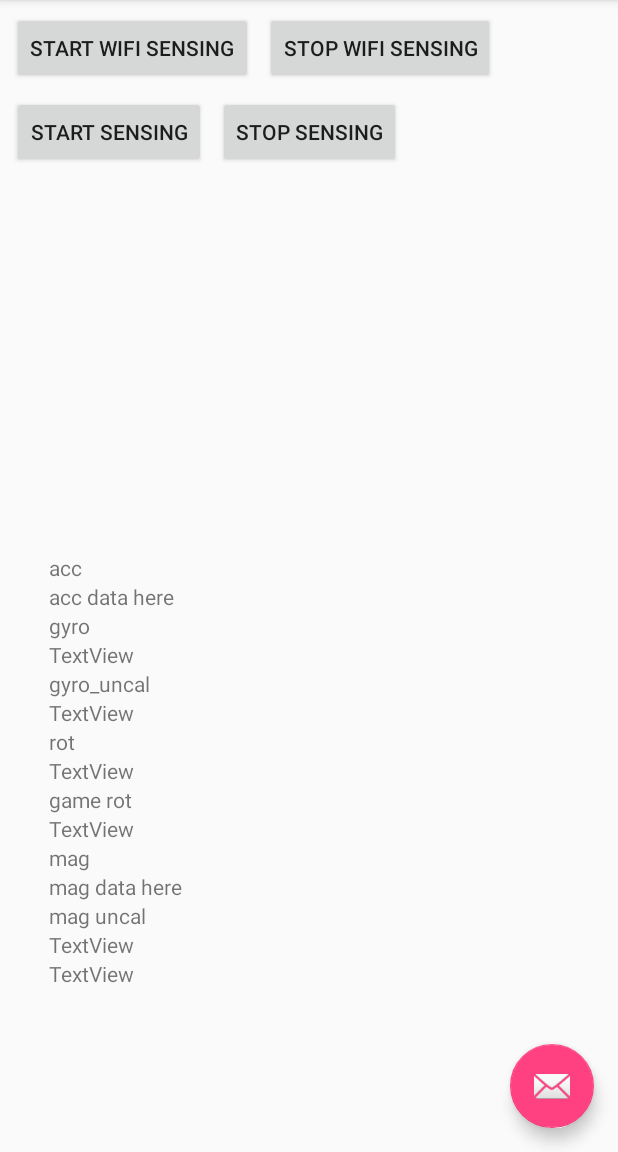
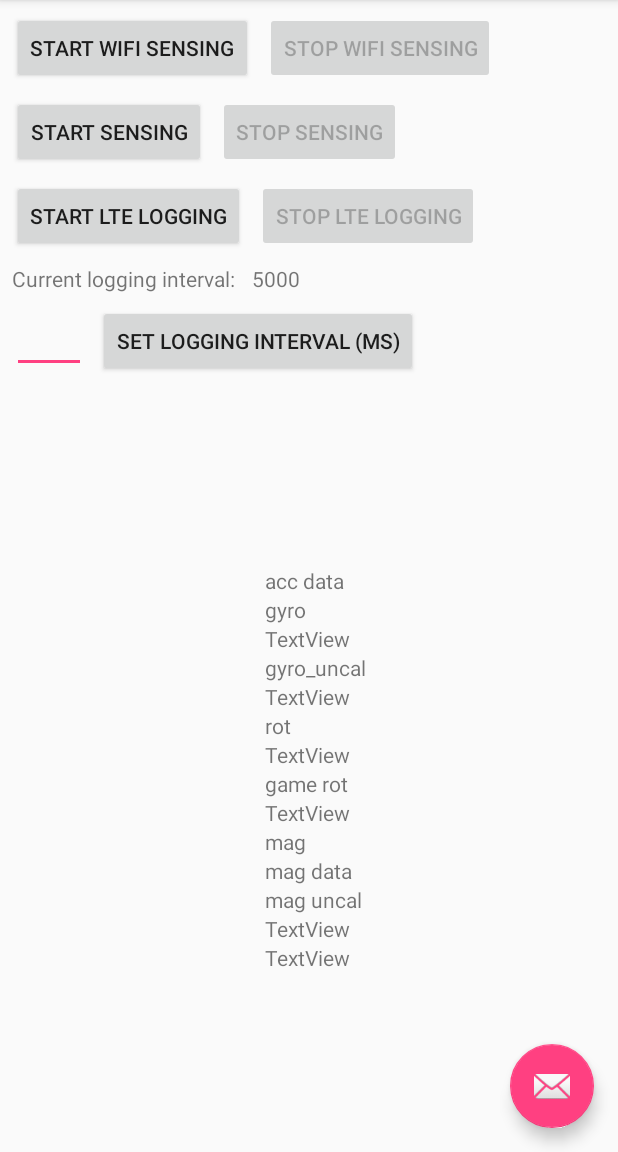
Before and after one commit to skoubya/WiFiLTEGPSLogger, an Android app: the screen it shows after launch (MainActivity), on a phone screen of 412 x 824 dp, the part 84-1236 px from its top. Run offline under Robolectric (Android 15) with nearby library versions, the phone set to English and light mode, and no system bars.

Commit message:
1. added LTE logging part with interval setting TODO: 1. ping log collection 2. iperf log collection to resolve: currently cannot set logging interval for sensing and WiFi, since they are implemented based on listeners

```diff
--- a/app/src/main/java/com/lenss/yzeng/wifilogger/MainActivity.java
+++ b/app/src/main/java/com/lenss/yzeng/wifilogger/MainActivity.java
@@ -22,6 +22,7 @@ import android.view.View;
 import android.view.Menu;
 import android.view.MenuItem;
 import android.widget.Button;
+import android.widget.EditText;
 import android.widget.TextView;
 import android.widget.Toast;
 
@@ -36,10 +37,15 @@ import java.util.Date;
 
 public class MainActivity extends AppCompatActivity implements SensorEventListener2 {
 
-    private Button startbtn;
-    private Button stopbtn;
-    private Button testBtn;
-    private Button button2;
+    private Button startWifiBtn;
+    private Button stopWifiBtn;
+    private Button startSenseBtn;
+    private Button stopSenseBtn;
+    private Button startLteBtn;
+    private Button stopLteBtn;
+    private TextView intervalTextView;
+    private TextView intervalEditView;
+    private Button setFreqBtn;
     private static int count = 0;
 
     private TextView mag_data;
@@ -66,84 +72,98 @@ public class MainActivity extends AppCompatActivity implements SensorEventListen
                         .setAction("Action", null).show();
             }
         });
-        startbtn = findViewById(R.id.startBtn);
+        startWifiBtn = (Button)findViewById(R.id.startWifiBtn);
+        stopWifiBtn = (Button)findViewById(R.id.stopWifiBtn);
+        stopWifiBtn.setEnabled(false);
 
-        stopbtn = findViewById(R.id.stopBtn);
-        //stopbtn.setVisibility(View.GONE);
-        testBtn = findViewById(R.id.test);
-        button2 = findViewById(R.id.button2);
+        startSenseBtn = (Button)findViewById(R.id.startSenseBtn);
+        stopSenseBtn = (Button)findViewById(R.id.stopSenseBtn);
+        stopSenseBtn.setEnabled(false);
 
-        button2.setOnClickListener(new View.OnClickListener() {
+        startLteBtn = (Button)findViewById(R.id.startLteBtn);
+        stopLteBtn = (Button)findViewById(R.id.stopLteBtn);
+        stopLteBtn.setEnabled(false);
+
+        setFreqBtn=(Button)findViewById(R.id.setFreqBtn);
+        setFreqBtn.setOnClickListener(new View.OnClickListener() {
             @Override
             public void onClick(View v) {
-                Toast.makeText(MainActivity.this, "stopping the sensor service thread", Toast.LENGTH_SHORT).show();
-                stopService(new Intent(MainActivity.this, SensorLogService.class));
+                intervalTextView.setText(intervalEditView.getText());
+                Toast.makeText(MainActivity.this, "logging interval set to "+intervalTextView.getText(), Toast.LENGTH_SHORT);
             }
         });
+
+        intervalTextView=(TextView)findViewById(R.id.intervalTextView);
+        intervalEditView=(EditText)findViewById(R.id.editFreqText);
 
         mag_data = ((TextView)findViewById(R.id.mag_data));
         mag_data.setText("mag data here");
         acc_data = ((TextView)findViewById(R.id.acc_data));
         acc_data.setText("acc data here");
 
-        startbtn.setOnClickListener(new View.OnClickListener(){
+        startWifiBtn.setOnClickListener(new View.OnClickListener(){
             @Override
             public void onClick(View view) {
 
-                Toast.makeText(MainActivity.this, "entering the service thread!", Toast.LENGTH_SHORT).show();
-                startService(new Intent(MainActivity.this, WiFiLogService.class));
-//                fOut = setupFile();
-//                if (fOut == null){
-//                    Toast.makeText(MainActivity.this, "get a null fOut!", Toast.LENGTH_SHORT);
-//                    System.out.println("get a null fOut!");
-//                }
-//                myOutWriter = new OutputStreamWriter(fOut);
-//
-//                logger = new WifiLogger(myOutWriter);
-//                Toast.makeText(MainActivity.this, "starting the service thread", Toast.LENGTH_SHORT).show();
-//                logger.start();
-                //startbtn.setVisibility(View.GONE);
-                //stopbtn.setVisibility(View.VISIBLE);
+                Toast.makeText(MainActivity.this, "entering wifi logging thread!", Toast.LENGTH_SHORT).show();
+                Intent serviceIntent=new Intent(MainActivity.this, WiFiLogService.class);
+                serviceIntent.putExtra("interval", Integer.valueOf(intervalTextView.getText().toString()));
+                startService(serviceIntent);
+                startWifiBtn.setEnabled(false);
+                stopWifiBtn.setEnabled(true);
             }
         });
 
-        stopbtn.setOnClickListener(new View.OnClickListener(){
+        stopWifiBtn.setOnClickListener(new View.OnClickListener(){
             @Override
             public void onClick(View view) {
-                Toast.makeText(MainActivity.this, "stopping the service thread", Toast.LENGTH_SHORT).show();
+                Toast.makeText(MainActivity.this, "stopping wifi logging thread", Toast.LENGTH_SHORT).show();
                 stopService(new Intent(MainActivity.this, WiFiLogService.class));
-//                logger.interrupt();
-//
-//                try {
-//                    myOutWriter.flush();
-//                    myOutWriter.close();
-//                    fOut.flush();
-//                    fOut.close();
-//                }catch (IOException e){
-//                    e.printStackTrace();
-//                }
-//
-                //startbtn.setVisibility(View.VISIBLE);
-                //stopbtn.setVisibility(View.GONE);
+                stopWifiBtn.setEnabled(false);
+                startWifiBtn.setEnabled(true);
             }
         });
 
-        testBtn.setOnClickListener(new View.OnClickListener() {
+        startSenseBtn.setOnClickListener(new View.OnClickListener() {
             @Override
             public void onClick(View v) {
                 // start a service
-                Toast.makeText(MainActivity.this, "entering the sensor service thread!", Toast.LENGTH_SHORT).show();
+                Toast.makeText(MainActivity.this, "entering sensor logging thread!", Toast.LENGTH_SHORT).show();
                 startService(new Intent(MainActivity.this, SensorLogService.class));
-                // call main activity handler and show them in ui
-//                isRunning = true;
-//
-//                manager.registerListener(MainActivity.this, manager.getDefaultSensor(Sensor.TYPE_ACCELEROMETER), SensorManager.SENSOR_DELAY_NORMAL);
-//                manager.registerListener(MainActivity.this, manager.getDefaultSensor(Sensor.TYPE_GYROSCOPE), SensorManager.SENSOR_DELAY_NORMAL);
-//                manager.registerListener(MainActivity.this, manager.getDefaultSensor(Sensor.TYPE_GYROSCOPE_UNCALIBRATED), SensorManager.SENSOR_DELAY_NORMAL);
-//                manager.registerListener(MainActivity.this, manager.getDefaultSensor(Sensor.TYPE_MAGNETIC_FIELD), SensorManager.SENSOR_DELAY_NORMAL);
-//                manager.registerListener(MainActivity.this, manager.getDefaultSensor(Sensor.TYPE_MAGNETIC_FIELD_UNCALIBRATED), SensorManager.SENSOR_DELAY_NORMAL);
-//                manager.registerListener(MainActivity.this, manager.getDefaultSensor(Sensor.TYPE_ROTATION_VECTOR), SensorManager.SENSOR_DELAY_NORMAL);
-//                manager.registerListener(MainActivity.this, manager.getDefaultSensor(Sensor.TYPE_GAME_ROTATION_VECTOR), SensorManager.SENSOR_DELAY_NORMAL);
+                startSenseBtn.setEnabled(false);
+                stopSenseBtn.setEnabled(true);
+            }
+        });
+
+        stopSenseBtn.setOnClickListener(new View.OnClickListener() {
+            @Override
+            public void onClick(View v) {
+                Toast.makeText(MainActivity.this, "stopping the sensor service thread", Toast.LENGTH_SHORT).show();
+                stopService(new Intent(MainActivity.this, SensorLogService.class));
+                stopSenseBtn.setEnabled(false);
+                startSenseBtn.setEnabled(true);
+            }
+        });
+
+        startLteBtn.setOnClickListener(new View.OnClickListener(){
+            @Override
+            public void onClick(View v){
+                Toast.makeText(MainActivity.this, "starting lte logging service thread", Toast.LENGTH_SHORT).show();
+                Intent serviceIntent=new Intent(MainActivity.this, LteLogService.class);
+                serviceIntent.putExtra("interval", Integer.valueOf(intervalTextView.getText().toString()));
+                startService(serviceIntent);
+                startLteBtn.setEnabled(false);
+                stopLteBtn.setEnabled(true);
+            }
+        });
+
+        stopLteBtn.setOnClickListener(new View.OnClickListener(){
+            @Override
+            public void onClick(View v){
+                Toast.makeText(MainActivity.this, "stopping lte logging service thread", Toast.LENGTH_SHORT).show();
+                stopService(new Intent(MainActivity.this, LteLogService.class));
+                stopLteBtn.setEnabled(false);
+                startLteBtn.setEnabled(true);
             }
         });
     }
--- a/app/src/main/res/layout/content_main.xml
+++ b/app/src/main/res/layout/content_main.xml
@@ -9,7 +9,7 @@
     tools:showIn="@layout/activity_main">
 
     <Button
-        android:id="@+id/startBtn"
+        android:id="@+id/startWifiBtn"
         android:layout_width="wrap_content"
         android:layout_height="wrap_content"
         android:layout_marginStart="8dp"
@@ -19,25 +19,96 @@
         app:layout_constraintTop_toTopOf="parent" />
 
     <Button
-        android:id="@+id/stopBtn"
+        android:id="@+id/stopWifiBtn"
         android:layout_width="wrap_content"
         android:layout_height="wrap_content"
         android:layout_marginStart="8dp"
         android:layout_marginTop="8dp"
         android:text="Stop WiFi Sensing"
-        app:layout_constraintStart_toEndOf="@+id/startBtn"
+        app:layout_constraintStart_toEndOf="@+id/startWifiBtn"
         app:layout_constraintTop_toTopOf="parent" />
 
     <Button
-        android:id="@+id/test"
+        android:id="@+id/startSenseBtn"
         android:layout_width="wrap_content"
         android:layout_height="wrap_content"
         android:layout_marginStart="8dp"
         android:layout_marginTop="8dp"
         android:text="Start Sensing"
         app:layout_constraintStart_toStartOf="parent"
-        app:layout_constraintTop_toBottomOf="@+id/startBtn" />
+        app:layout_constraintTop_toBottomOf="@+id/startWifiBtn" />
 
+
+    <Button
+        android:id="@+id/stopSenseBtn"
+        android:layout_width="wrap_content"
+        android:layout_height="wrap_content"
+        android:layout_marginStart="8dp"
+        android:layout_marginTop="8dp"
+        android:text="Stop Sensing"
+        app:layout_constraintStart_toEndOf="@+id/startSenseBtn"
+        app:layout_constraintTop_toBottomOf="@+id/stopWifiBtn" />
+
+    <Button
+        android:id="@+id/startLteBtn"
+        android:layout_width="wrap_content"
+        android:layout_height="wrap_content"
+        android:layout_marginStart="8dp"
+        android:layout_marginTop="8dp"
+        android:text="Start LTE Logging"
+        app:layout_constraintStart_toStartOf="parent"
+        app:layout_constraintTop_toBottomOf="@+id/startSenseBtn"/>
+
+    <Button
+        android:id="@+id/stopLteBtn"
+        android:layout_width="wrap_content"
+        android:layout_height="wrap_content"
+        android:layout_marginStart="8dp"
+        android:layout_marginTop="8dp"
+        android:text="Stop LTE Logging"
+        app:layout_constraintStart_toEndOf="@+id/startLteBtn"
+        app:layout_constraintTop_toBottomOf="@+id/stopSenseBtn" />
+
+    <TextView
+        android:id="@+id/freqLabel"
+        android:layout_width="wrap_content"
+        android:layout_height="wrap_content"
+        android:layout_marginStart="8dp"
+        android:layout_marginTop="8dp"
+        android:text="Current logging interval: "
+        app:layout_constraintStart_toStartOf="parent"
+        app:layout_constraintTop_toBottomOf="@+id/startLteBtn" />
+
+    <TextView
+        android:id="@+id/intervalTextView"
+        android:layout_width="wrap_content"
+        android:layout_height="wrap_content"
+        android:layout_marginStart="8dp"
+        android:layout_marginTop="8dp"
+        android:text="5000"
+        app:layout_constraintStart_toEndOf="@+id/freqLabel"
+        app:layout_constraintTop_toBottomOf="@+id/stopLteBtn" />
+
+    <EditText
+        android:id="@+id/editFreqText"
+        android:layout_width="49dp"
+        android:layout_height="wrap_content"
+        android:layout_marginStart="8dp"
+        android:layout_marginTop="8dp"
+        android:ems="10"
+        android:inputType="number"
+        app:layout_constraintStart_toStartOf="parent"
+        app:layout_constraintTop_toBottomOf="@+id/freqLabel" />
+
+    <Button
+        android:id="@+id/setFreqBtn"
+        android:layout_width="wrap_content"
+        android:layout_height="wrap_content"
+        android:layout_marginStart="8dp"
+        android:layout_marginTop="8dp"
+        android:text="Set logging interval (ms)"
+        app:layout_constraintStart_toEndOf="@id/editFreqText"
+        app:layout_constraintTop_toBottomOf="@+id/intervalTextView" />
 
     <android.support.constraint.Guideline
         android:id="@+id/guideline"
@@ -47,20 +118,16 @@
         app:layout_constraintGuide_begin="20dp" />
 
     <LinearLayout
-        android:layout_width="347dp"
-        android:layout_height="391dp"
-        android:layout_marginBottom="8dp"
-        android:layout_marginEnd="8dp"
+        android:id="@+id/linearLayout"
+        android:layout_width="wrap_content"
+        android:layout_height="wrap_content"
         android:layout_marginStart="8dp"
+        android:layout_marginTop="8dp"
         android:orientation="vertical"
         app:layout_constraintBottom_toBottomOf="parent"
         app:layout_constraintEnd_toEndOf="parent"
-        app:layout_constraintStart_toStartOf="parent">
-        <TextView
-            android:id="@+id/acc_label"
-            android:layout_width="wrap_content"
-            android:layout_height="wrap_content"
-            android:text="acc" />
+        app:layout_constraintStart_toStartOf="parent"
+        app:layout_constraintTop_toBottomOf="@+id/editFreqText">
 
         <TextView
             android:id="@+id/acc_data"
@@ -162,14 +229,4 @@
 
     </LinearLayout>
 
-    <Button
-        android:id="@+id/button2"
-        android:layout_width="wrap_content"
-        android:layout_height="wrap_content"
-        android:layout_marginStart="8dp"
-        android:layout_marginTop="8dp"
-        android:text="Stop Sensing"
-        app:layout_constraintStart_toEndOf="@+id/test"
-        app:layout_constraintTop_toBottomOf="@+id/stopBtn" />
-
 </android.support.constraint.ConstraintLayout>
```
Also changed, not shown: app/src/main/AndroidManifest.xml (+8 -4 lines), app/src/main/java/com/lenss/yzeng/wifilogger/LteLogService.java (added, +111 -0 lines), app/src/main/java/com/lenss/yzeng/wifilogger/WiFiLogService.java (+11 -2 lines).
